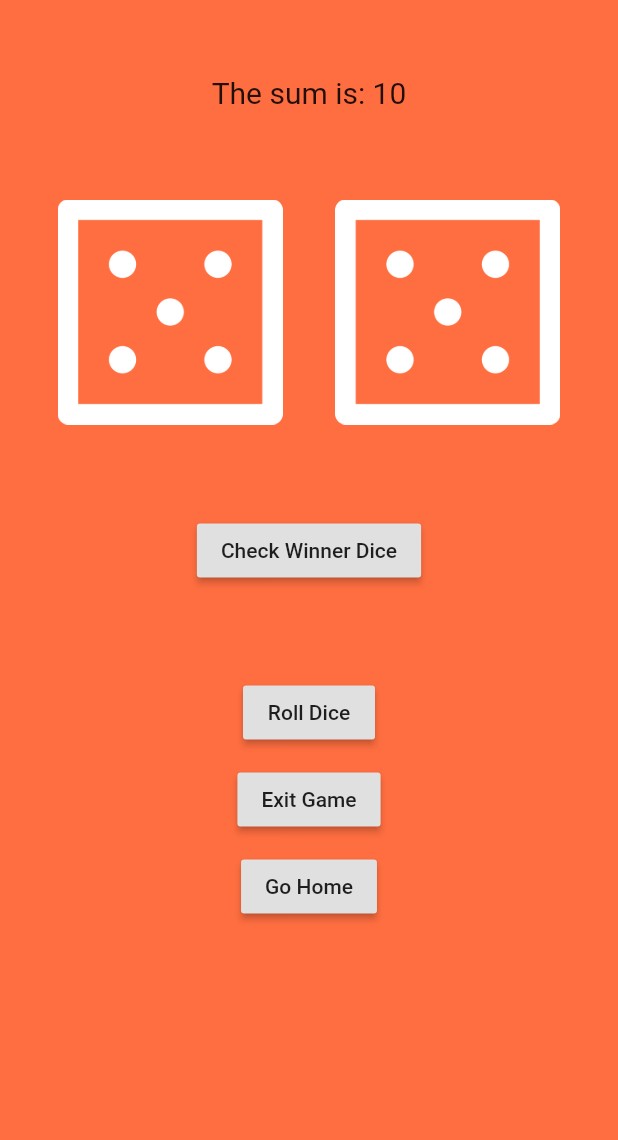
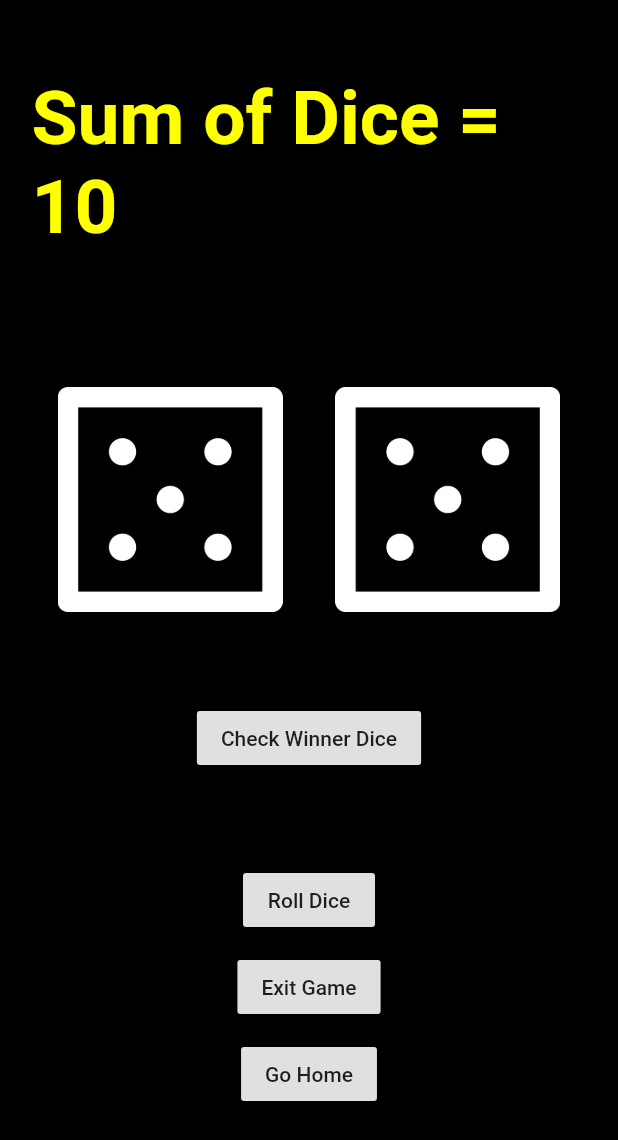
Before and after one commit to bilalahmad9/A_Dice_App_Multi_Features, a Flutter app: the screen it shows after launch, after a tap on "Simple Level", on a phone screen of 412 x 824 dp. Shown: the top 1140 px of the screen. Run offline on Flutter 3.47's test engine with Material 2 defaults, Android fonts, the phone set to English and light mode, and no system bars; our stand-ins replace flutter_spinkit.

Commit message:
Adding Sum of Dice
In the Simple level i add the Sum of the Dice and user can see on the Top of the Screen.

```diff
--- a/dice_app_multi_features/lib/FirstPage.dart
+++ b/dice_app_multi_features/lib/FirstPage.dart
@@ -37,19 +37,23 @@ class _MyHomePageState extends State<MyHomePage> {
   Widget build(BuildContext context) {
 
     return Scaffold(
-        backgroundColor: Colors.deepOrangeAccent,
+        backgroundColor: Colors.black,
         body: Padding(
           padding: const EdgeInsets.fromLTRB(21, 50, 21, 50),
           child: Column(
             children: <Widget>[
               Padding(
                 padding: const EdgeInsets.only(bottom: 60),
-                child: Text('The sum is: '+ (randomIntForDiceOne + randomIntForDiceTwo + 2).toString(),
+                child: Text('Sum of Dice = '+ (randomIntForDiceOne + randomIntForDiceTwo + 2).toString(),
                   style: TextStyle(
-                    fontSize: 20,
+                    fontSize: 50,
+                    fontWeight: FontWeight.bold,
+                    color: Colors.yellowAccent,
                   ),
                 ),
               ),
+
+              SizedBox(height: 30.0,),
               Row(
                 mainAxisAlignment: MainAxisAlignment.spaceAround,
                 children: <Widget>[
--- a/dice_app_multi_features/lib/HardLevel.dart
+++ b/dice_app_multi_features/lib/HardLevel.dart
@@ -36,7 +36,7 @@ class _MyHomePageState extends State<MyHomePage> {
   Widget build(BuildContext context) {
 
     return Scaffold(
-        backgroundColor: Colors.deepOrangeAccent,
+        backgroundColor: Colors.black,
         body: Padding(
           padding: const EdgeInsets.fromLTRB(21, 50, 21, 50),
           child: Column(
--- a/dice_app_multi_features/lib/TwoLevel.dart
+++ b/dice_app_multi_features/lib/TwoLevel.dart
@@ -32,7 +32,7 @@ class _MyHomePageState extends State<MyHomePage> {
   @override
   Widget build(BuildContext context) {
     return Scaffold(
-        backgroundColor: Colors.deepOrangeAccent,
+        backgroundColor: Colors.black,
         body: Padding(
           padding: const EdgeInsets.fromLTRB(21, 50, 21, 50),
           child: Column(
--- a/dice_app_multi_features/lib/main.dart
+++ b/dice_app_multi_features/lib/main.dart
@@ -35,15 +35,16 @@ class _MySplashScreenState extends State<MySplashScreen> {
   @override
   Widget build(BuildContext context) {
     return Scaffold(
+      backgroundColor: Colors.black,
       body: Column(
         mainAxisAlignment: MainAxisAlignment.center,
         crossAxisAlignment: CrossAxisAlignment.center,
         children: <Widget>[
           Image.asset('images/mypic.jpg', height: 150.0, width: 150,),
           SizedBox(height: 20,),
-          Text('My Name is Bilal Ahmad',),
+          Text('My Name is Bilal Ahmad', style: TextStyle(fontWeight: FontWeight.bold, fontSize: 30.0, color: Colors.white),),
           SizedBox(height: 30,),
-          Text("Registration No : SP17-BCS-009"),
+          Text("Registration No : SP17-BCS-009",style: TextStyle(fontWeight: FontWeight.bold, fontSize: 20.0, color: Colors.white),),
 
           SizedBox( height: 30.0),
 
```
